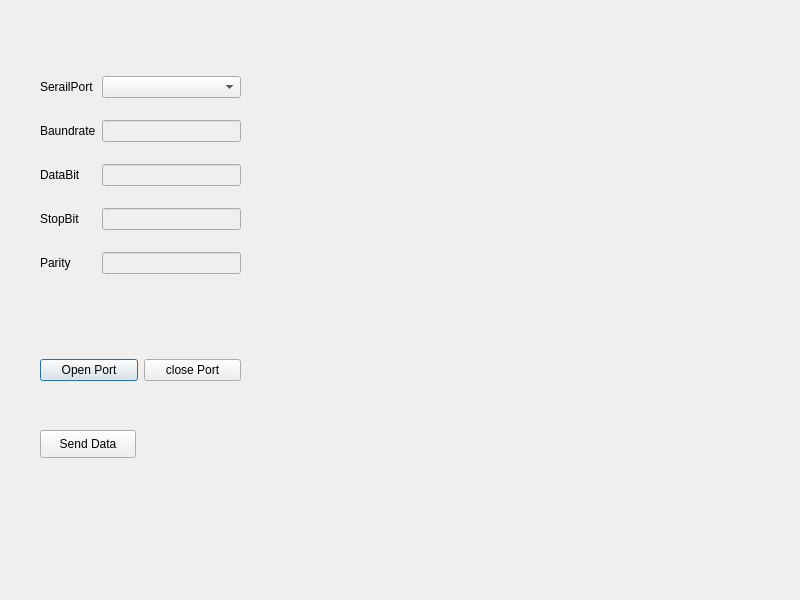
Old version of the form dialog.ui in the repository orchid861861/serialPortUpdateProg.
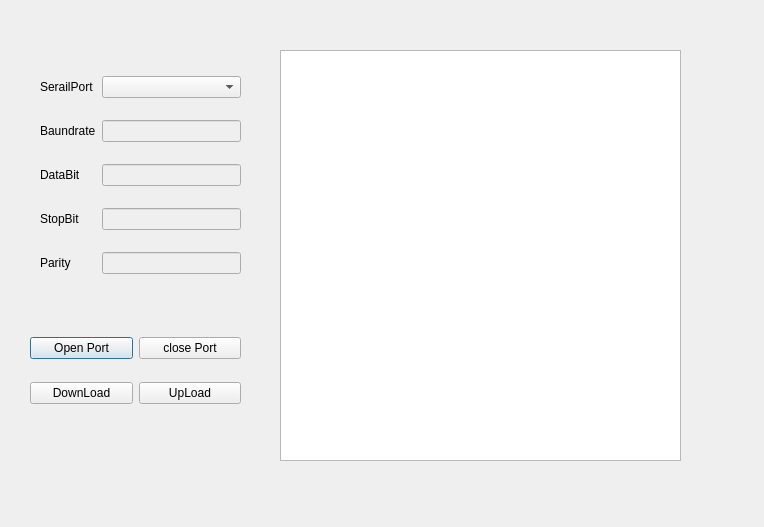
New version of the form.

Commit message: 功能优化未完成，插拔时串口关闭问题

```diff
--- a/dialog.ui
+++ b/dialog.ui
@@ -6,8 +6,8 @@
    <rect>
     <x>0</x>
     <y>0</y>
-    <width>800</width>
-    <height>600</height>
+    <width>764</width>
+    <height>527</height>
    </rect>
   </property>
   <property name="windowTitle">
@@ -103,15 +103,30 @@
     </item>
    </layout>
   </widget>
-  <widget class="QWidget" name="horizontalLayoutWidget">
+  <widget class="QTextEdit" name="textEdit">
    <property name="geometry">
     <rect>
-     <x>40</x>
-     <y>330</y>
-     <width>201</width>
-     <height>81</height>
+     <x>280</x>
+     <y>50</y>
+     <width>401</width>
+     <height>411</height>
     </rect>
    </property>
+   <property name="readOnly">
+    <bool>true</bool>
+   </property>
+  </widget>
+  <widget class="QWidget" name="verticalLayoutWidget">
+   <property name="geometry">
+    <rect>
+     <x>30</x>
+     <y>320</y>
+     <width>211</width>
+     <height>101</height>
+    </rect>
+   </property>
+   <layout class="QVBoxLayout" name="verticalLayout">
+    <item>
    <layout class="QHBoxLayout" name="horizontalLayout">
     <item>
      <widget class="QPushButton" name="pushButton">
@@ -128,19 +143,26 @@
      </widget>
     </item>
    </layout>
-  </widget>
+    </item>
+    <item>
+     <layout class="QHBoxLayout" name="horizontalLayout_2">
+      <item>
   <widget class="QPushButton" name="pushButton_3">
-   <property name="geometry">
-    <rect>
-     <x>40</x>
-     <y>430</y>
-     <width>96</width>
-     <height>28</height>
-    </rect>
-   </property>
+        <property name="text">
+         <string>DownLoad</string>
+        </property>
+       </widget>
+      </item>
+      <item>
+       <widget class="QPushButton" name="pushButton_4">
    <property name="text">
-    <string>Send Data</string>
-   </property>
+         <string>UpLoad</string>
+        </property>
+       </widget>
+      </item>
+     </layout>
+    </item>
+   </layout>
   </widget>
  </widget>
  <resources/>
```
Lines whose indentation alone changed are shown as unchanged. The commit also changes 2 other files.
